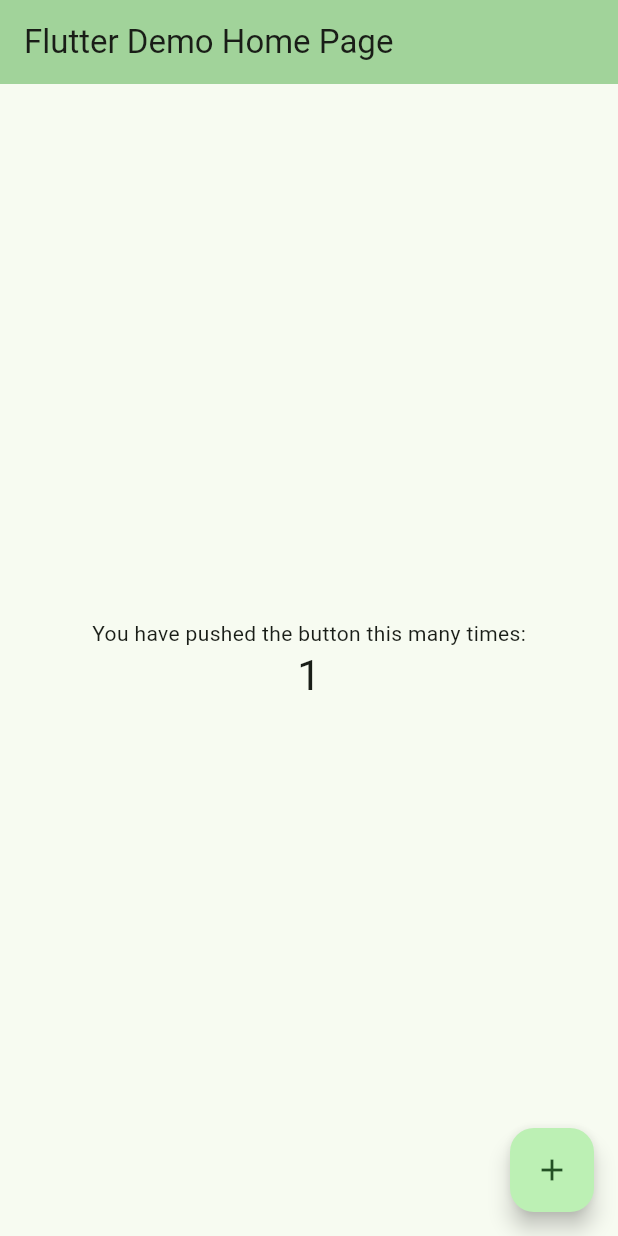
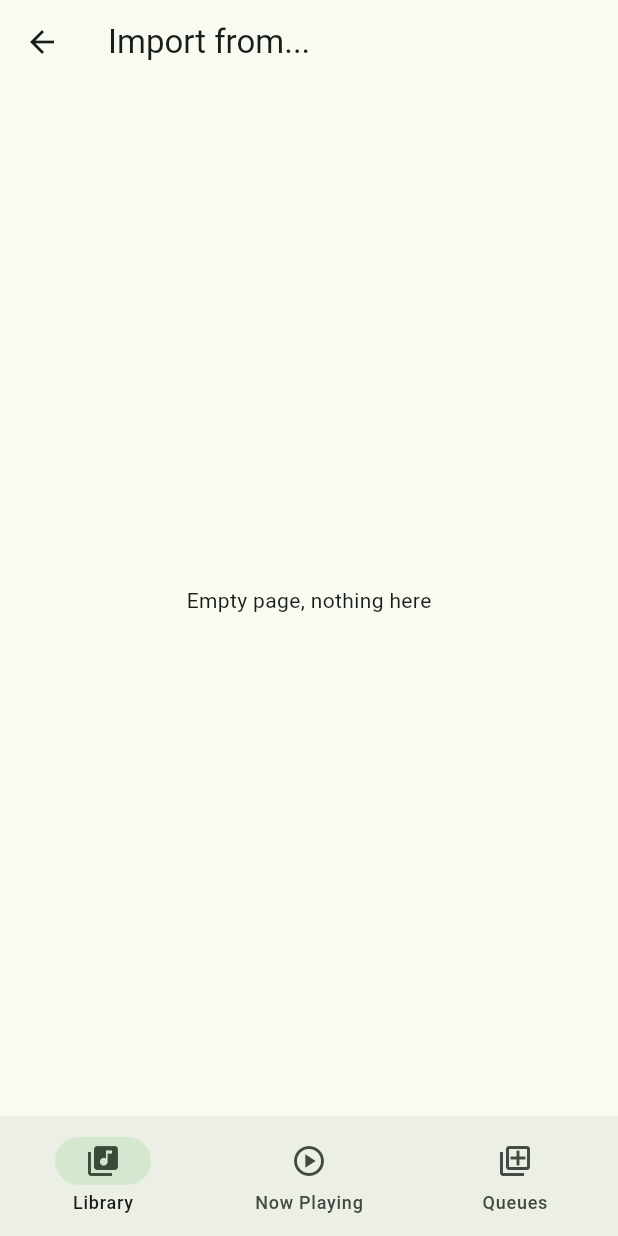
Before and after one commit to theturboturnip/turnip_music, a Flutter app: the screen it shows after launch, after a tap on the "add" icon, on a phone screen of 412 x 824 dp. Run offline on Flutter 3.47's test engine with Material 3 defaults, Android fonts, the phone set to English and light mode, and no system bars; our stand-ins replace flutter_bloc, go_router, plugin_platform_interface, sqflite, sqflite_common, sqflite_common_ffi; missing offline and left inert: mutex; accounts and stored records are empty.

Commit message:
Basic routing skeleton

```diff
--- /dev/null
+++ b/lib/library/pages.dart
@@ -0,0 +1,42 @@
+import 'package:flutter/material.dart';
+import 'package:flutter/widgets.dart';
+import 'package:go_router/go_router.dart';
+import 'package:turnip_music/util/empty_page.dart';
+
+class LibraryPage extends StatelessWidget {
+  const LibraryPage({super.key});
+
+  @override
+  Widget build(BuildContext context) {
+    return Scaffold(
+      appBar: AppBar(
+        title: Text("Library"),
+        actions: [
+          IconButton(
+            icon: const Icon(Icons.add),
+            onPressed: () => context.go("/library/import"),
+          )
+        ],
+      ),
+      body: EmptyPage(),
+    );
+  }
+}
+
+class LibraryImportPage extends StatelessWidget {
+  const LibraryImportPage({super.key});
+
+  @override
+  Widget build(BuildContext context) {
+    return Scaffold(
+      appBar: AppBar(
+        title: Text("Import from..."),
+        leading: IconButton(
+          icon: const Icon(Icons.arrow_back),
+          onPressed: () => context.go("/library"),
+        ),
+      ),
+      body: EmptyPage(),
+    );
+  }
+}
--- a/lib/main.dart
+++ b/lib/main.dart
@@ -2,12 +2,14 @@ import 'dart:io';
 
 import 'package:flutter/foundation.dart';
 import 'package:flutter/material.dart';
+import 'package:flutter_bloc/flutter_bloc.dart';
 import 'package:sqflite/sqflite.dart';
 import 'package:sqflite_common_ffi/sqflite_ffi.dart';
 import 'package:path/path.dart';
 import 'package:path_provider/path_provider.dart';
 import 'package:turnip_music/library/data/db.dart';
 import 'package:turnip_music/library/library.dart';
+import 'package:turnip_music/nav.dart';
 import 'package:turnip_music/repos/db/db_repo.dart';
 import 'package:turnip_music/repos/db/db_user.dart';
 
@@ -61,37 +63,32 @@ Future<void> main() async {
 
   final dbRepo = await DbRepo.createDatabase(dbPath, dbUsers);
 
-  runApp(const MyApp());
+  runApp(MyApp(dbRepo: dbRepo));
 }
 
 class MyApp extends StatelessWidget {
-  const MyApp({super.key});
+  const MyApp({super.key, required this.dbRepo});
+
+  final DbRepo dbRepo;
 
   // This widget is the root of your application.
   @override
   Widget build(BuildContext context) {
-    return MaterialApp(
-      title: 'Flutter Demo',
-      theme: ThemeData(
-        // This is the theme of your application.
-        //
-        // TRY THIS: Try running your application with "flutter run". You'll see
-        // the application has a purple toolbar. Then, without quitting the app,
-        // try changing the seedColor in the colorScheme below to Colors.green
-        // and then invoke "hot reload" (save your changes or press the "hot
-        // reload" button in a Flutter-supported IDE, or press "r" if you used
-        // the command line to start the app).
-        //
-        // Notice that the counter didn't reset back to zero; the application
-        // state is not lost during the reload. To reset the state, use hot
-        // restart instead.
-        //
-        // This works for code too, not just values: Most code changes can be
-        // tested with just a hot reload.
-        colorScheme: ColorScheme.fromSeed(seedColor: (kDebugMode) ? Colors.red : Colors.green),
-        useMaterial3: true,
+    return RepositoryProvider(
+      create: (context) => dbRepo,
+      // child: MultiBlocProvider(
+      //   providers: [
+      //     // TODO
+      //   ],
+      child: MaterialApp.router(
+        title: 'Turnip Music',
+        theme: ThemeData(
+          colorScheme: ColorScheme.fromSeed(seedColor: (kDebugMode) ? Colors.red : Colors.green),
+          useMaterial3: true,
+        ),
+        routerConfig: router,
       ),
-      home: const MyHomePage(title: 'Flutter Demo Home Page'),
+      // ),
     );
   }
 }
--- /dev/null
+++ b/lib/nav.dart
@@ -0,0 +1,100 @@
+import 'package:flutter/material.dart';
+import 'package:flutter/widgets.dart';
+import 'package:go_router/go_router.dart';
+import 'package:turnip_music/library/pages.dart';
+import 'package:turnip_music/util/empty_page.dart';
+
+final GlobalKey<NavigatorState> _rootNavigatorKey = GlobalKey<NavigatorState>(debugLabel: 'root');
+
+enum NavBarRoute {
+  library(
+    icon: Icons.library_music,
+    iconOutlined: Icons.library_music_outlined,
+    label: "Library",
+    route: "/library",
+  ),
+  nowPlaying(
+    icon: Icons.play_circle,
+    iconOutlined: Icons.play_circle_outlined,
+    label: "Now Playing",
+    route: "/now_playing",
+  ),
+  queues(
+    icon: Icons.queue,
+    iconOutlined: Icons.queue_outlined,
+    label: "Queues",
+    route: "/queues",
+  );
+
+  const NavBarRoute({
+    required this.icon,
+    required this.iconOutlined,
+    required this.label,
+    required this.route,
+  });
+
+  final IconData icon;
+  final IconData iconOutlined;
+  final String label;
+  final String route;
+}
+
+final router = GoRouter(
+  navigatorKey: _rootNavigatorKey,
+  initialLocation: NavBarRoute.library.route,
+  routes: [
+    StatefulShellRoute.indexedStack(
+      builder: (context, state, navigationShell) {
+        return Scaffold(
+          body: navigationShell,
+          bottomNavigationBar: NavigationBar(
+            onDestinationSelected: (int index) {
+              context.go(NavBarRoute.values[index].route);
+            },
+            selectedIndex: navigationShell.currentIndex,
+            destinations: NavBarRoute.values
+                .map(
+                  (page) => NavigationDestination(
+                    icon: Icon((page.index == navigationShell.currentIndex) ? page.icon : page.iconOutlined),
+                    label: page.label,
+                  ),
+                )
+                .toList(),
+          ),
+        );
+      },
+      branches: [
+        StatefulShellBranch(
+          routes: [
+            GoRoute(
+              path: NavBarRoute.library.route,
+              builder: (context, state) => const LibraryPage(),
+              routes: [
+                GoRoute(
+                  path: "import",
+                  builder: (context, state) => const LibraryImportPage(),
+                ),
+              ],
+            ),
+          ],
+        ),
+        StatefulShellBranch(
+          routes: [
+            GoRoute(
+              path: NavBarRoute.nowPlaying.route,
+              builder: (context, state) => const EmptyPage(),
+            ),
+          ],
+        ),
+        StatefulShellBranch(
+          routes: [
+            GoRoute(
+              path: NavBarRoute.queues.route,
+              builder: (context, state) => const EmptyPage(),
+            ),
+          ],
+        ),
+      ],
+    ),
+  ],
+);
--- /dev/null
+++ b/lib/util/empty_page.dart
@@ -0,0 +1,12 @@
+import 'package:flutter/widgets.dart';
+
+class EmptyPage extends StatelessWidget {
+  const EmptyPage({super.key});
+
+  @override
+  Widget build(BuildContext context) {
+    return Center(
+      child: const Text("Empty page, nothing here"),
+    );
+  }
+}
--- a/lib/util/rwlocked.dart
+++ b/lib/util/rwlocked.dart
@@ -20,10 +20,15 @@ class RwLocked<T> {
   T _item;
   final ReadWriteMutex _mutex;
 
+  // Wait to take a read-lock and call the callback once inside.
+  // May run concurrently to other use() invocations, but will never run concurrently with swap().
   Future<TReturn> use<TReturn>(Future<TReturn> Function(T) callback) {
     return _mutex.protectRead(() => callback(_item));
   }
 
+  // Wait to take a write-lock, call consumeAndReplace() with the item once inside,
+  // and replace the item with the value returned by consumeAndReplace.
+  // Will never run concurrently with other swap() invocations or any use() invocation.
   Future<void> swap(Future<T> Function(T) consumeAndReplace) {
     return _mutex.protectWrite(() async {
       _item = await consumeAndReplace(_item);
--- a/pubspec.yaml
+++ b/pubspec.yaml
@@ -44,6 +44,10 @@ dependencies:
   mutex: ^3.1.0
   sqflite_common_ffi: ^2.3.4+4
   path: ^1.9.0
+  go_router: ^12.1.3
+  flutter_bloc: ^9.0.0
+  bloc: ^9.0.0
+  bloc_concurrency: ^0.3.0
 
 dev_dependencies:
   flutter_test:
```
Also changed, not shown: pubspec.lock.
